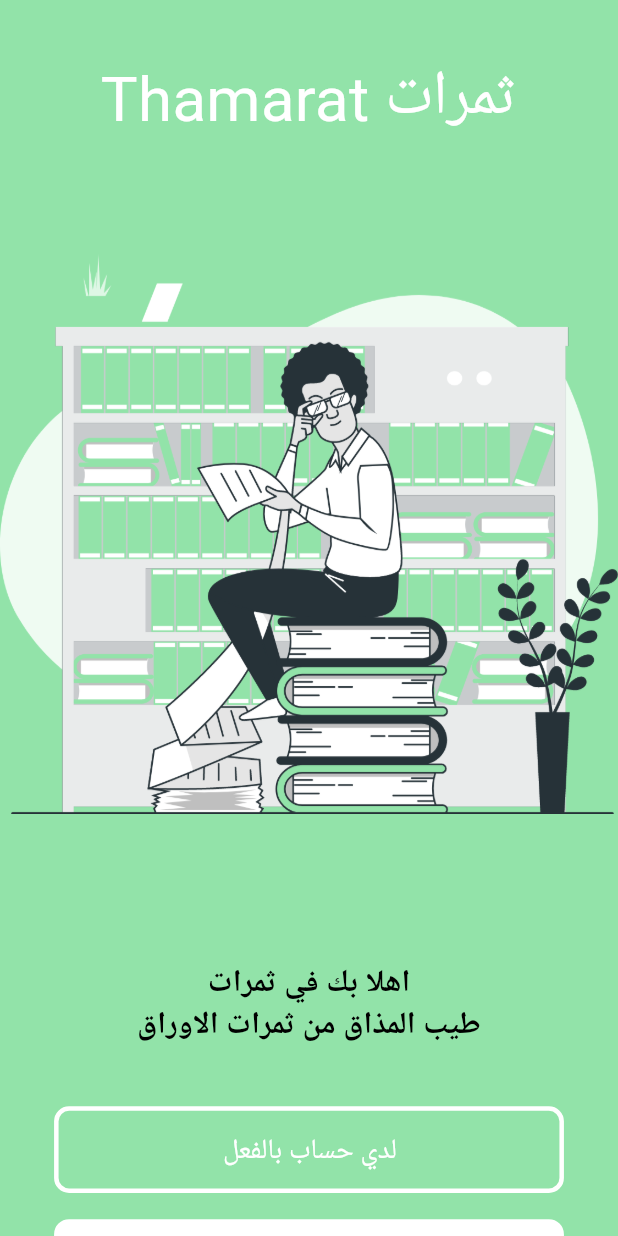
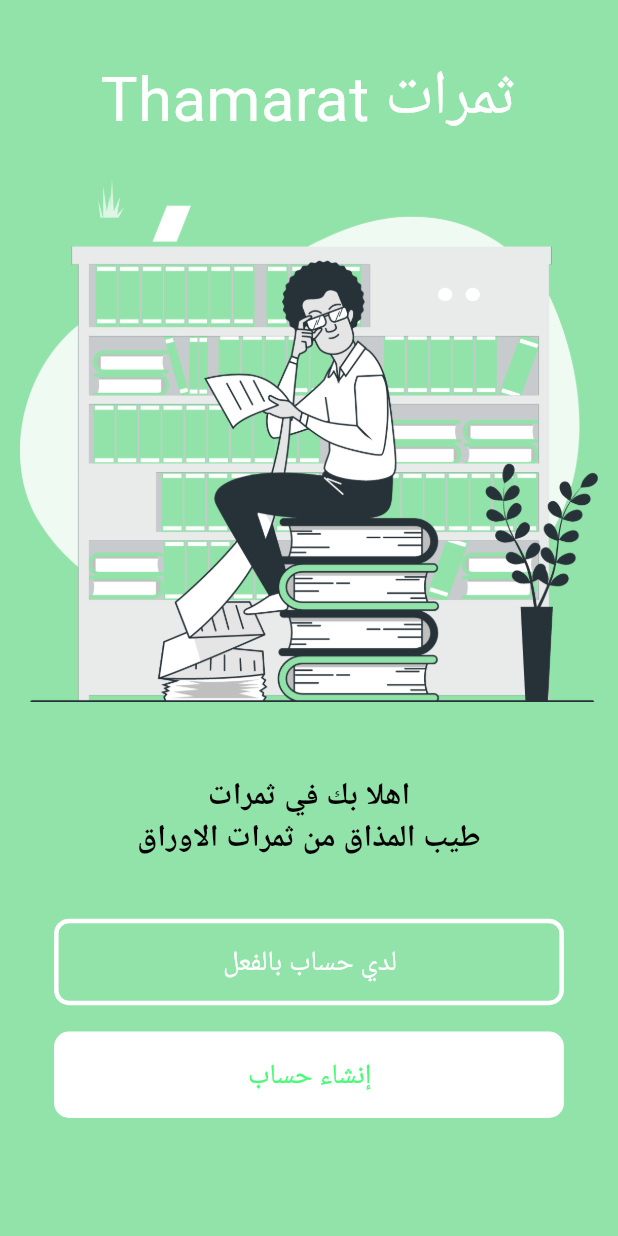
Before and after one commit to A-social-media-platform-for-readers/Thamarat-Mobile-App, a Flutter app: the screen it shows after launch, on a phone screen of 412 x 824 dp. Run offline on Flutter 3.47's test engine with Material 2 defaults, Android fonts, the phone set to English and light mode, and no system bars; our stand-ins replace flutter_screenutil, google_fonts; Roboto replaces fonts that are missing (Cairo, Changa).

Commit message:
Refactor welcome screen layout

```diff
--- a/lib/views/screens/welcome_screen.dart
+++ b/lib/views/screens/welcome_screen.dart
@@ -20,7 +20,6 @@ class _WelcomeScreenState extends State<WelcomeScreen> {
     return Scaffold(
         backgroundColor: AppColors.primary,
         body: SafeArea(
-          child: SingleChildScrollView(
           child: Center(
             child: Column(
               children: [
@@ -35,8 +34,8 @@ class _WelcomeScreenState extends State<WelcomeScreen> {
                 ),
                 Image.asset(
                   'assets/reading-list-bro-1.png',
-                    width: 460.w,
-                    height: 460.h,
+                  width: 360.w,
+                  height: 338.54.h,
                 ),
                 SizedBox(
                   height: 37.42.h,
@@ -68,7 +67,6 @@ class _WelcomeScreenState extends State<WelcomeScreen> {
               ],
             ),
           ),
-          ),
         ));
   }
 }
```
Lines whose indentation alone changed are shown as unchanged.
